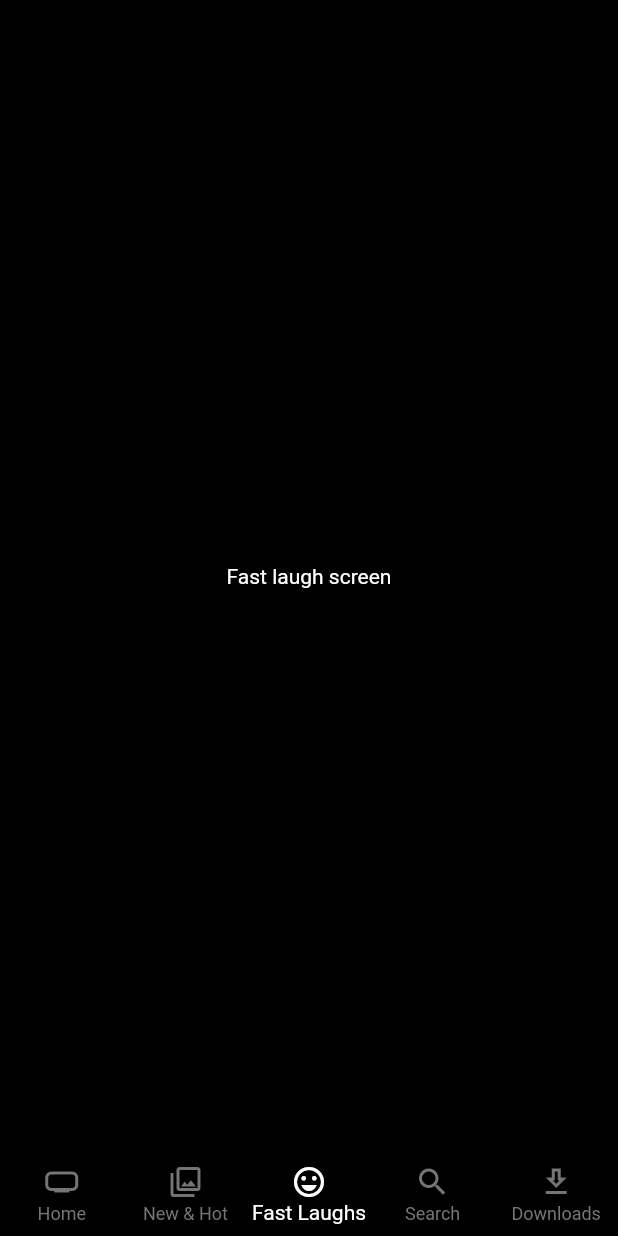
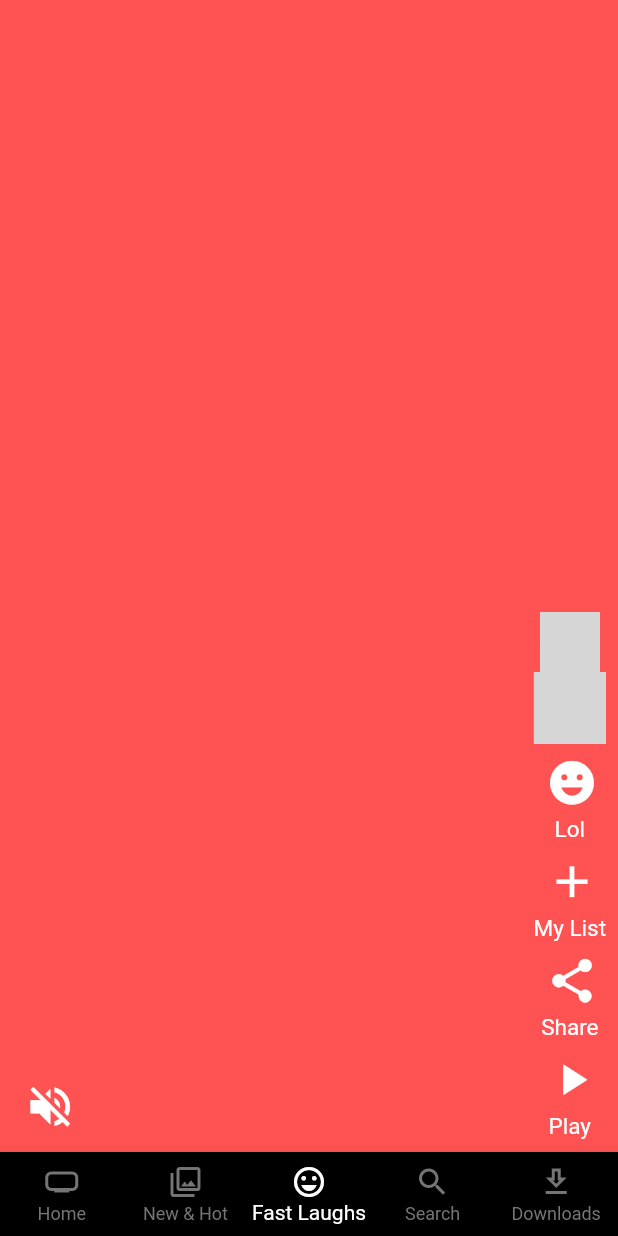
Before and after one commit to akhilaand/netflix_ddd_arch, a Flutter app: the screen it shows after launch, item 3 of the bottom bar chosen, on a phone screen of 412 x 824 dp. Run offline on Flutter 3.47's test engine with Material 2 defaults, Android fonts, the phone set to English and light mode, and no system bars; our stand-ins replace google_fonts; network calls fail; grey boxes are pictures that could not be loaded.

Commit message:
completed fast laugh 15-11-2022

```diff
--- a/lib/presentation/fast_laughs/fastLaughs.dart
+++ b/lib/presentation/fast_laughs/fastLaughs.dart
@@ -1,14 +1,20 @@
 import 'package:flutter/material.dart';
 import 'package:netflix_ddd_arch/core/colors.dart';
+import 'package:netflix_ddd_arch/presentation/fast_laughs/widgets/build_video_play_widget.dart';
 
 class FastLaughsScreen extends StatelessWidget {
   const FastLaughsScreen({super.key});
 
   @override
   Widget build(BuildContext context) {
-    return const Scaffold(
+    return  Scaffold(
       backgroundColor: backGroundColor,
-      body: Center(child: Text("Fast laugh screen")),
+      body: SafeArea(child:PageView(
+        scrollDirection: Axis.vertical,
+        children:List.generate(20, (index) =>  BuildVideoPlayPageViewWidget(index: index,))
+
+       ,
+      )),
     );
   }
 }
--- /dev/null
+++ b/lib/presentation/fast_laughs/widgets/build_video_play_widget.dart
@@ -0,0 +1,67 @@
+import 'package:flutter/material.dart';
+import 'package:netflix_ddd_arch/core/colors.dart';
+import 'package:netflix_ddd_arch/core/constants.dart';
+class BuildVideoPlayPageViewWidget extends StatelessWidget {
+  final int index;
+  const BuildVideoPlayPageViewWidget({Key? key,required this.index}) : super(key: key);
+
+  @override
+  Widget build(BuildContext context) {
+    return Stack(
+      children: [
+        Container(
+          color: Colors.accents[index%Colors.accents.length],
+        ),
+        Align(
+          alignment: Alignment.bottomCenter,
+          child: Padding(
+            padding: const EdgeInsets.all(8.0),
+            child: Row(
+              crossAxisAlignment: CrossAxisAlignment.end,
+              mainAxisAlignment: MainAxisAlignment.spaceBetween,
+              children: [
+                IconButton(onPressed: (){}, icon: const Icon(Icons.volume_off,color: white,size: 35,)),
+                Column(
+                  mainAxisAlignment: MainAxisAlignment.end,
+                  children: const [
+                    CircleAvatar(
+                      backgroundImage: NetworkImage( "https://www.themoviedb.org/t/p/w440_and_h660_face/ekZobS8isE6mA53RAiGDG93hBxL.jpg",
+                      ),
+                    ),
+                    kHeight,
+                    BuildVideoPlayActionButtons(icon: Icons.emoji_emotions,title: "Lol",),
+                    BuildVideoPlayActionButtons(icon: Icons.add,title: "My List",),
+                    BuildVideoPlayActionButtons(icon: Icons.share,title: "Share",),
+                    BuildVideoPlayActionButtons(icon: Icons.play_arrow,title: "Play",),
+
+                  ],
+                )
+              ],
+            ),
+          ),
+        )
+      ],
+    );
+  }
+}
+
+class BuildVideoPlayActionButtons extends StatelessWidget {
+  final IconData icon;
+  final String title;
+  const BuildVideoPlayActionButtons({
+    required this.title,
+    required this.icon,
+    Key? key,
+  }) : super(key: key);
+
+  @override
+  Widget build(BuildContext context) {
+    return Column(
+      children: [
+        IconButton(onPressed: (){}, icon:  Icon(icon,color: white,size: 35,)),
+        Text(title,style: TextStyle(fontSize: 15),)
+
+      ],
+    );
+  }
+}
```
